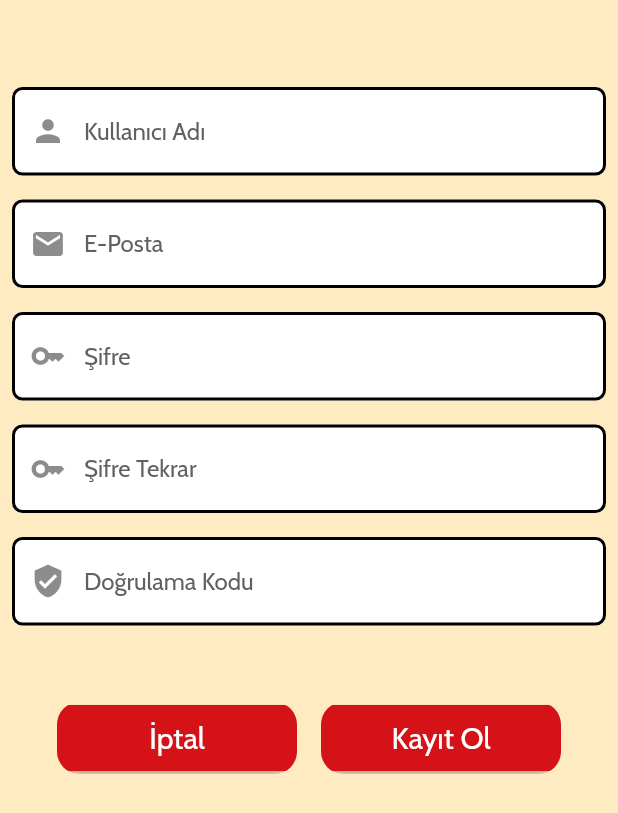
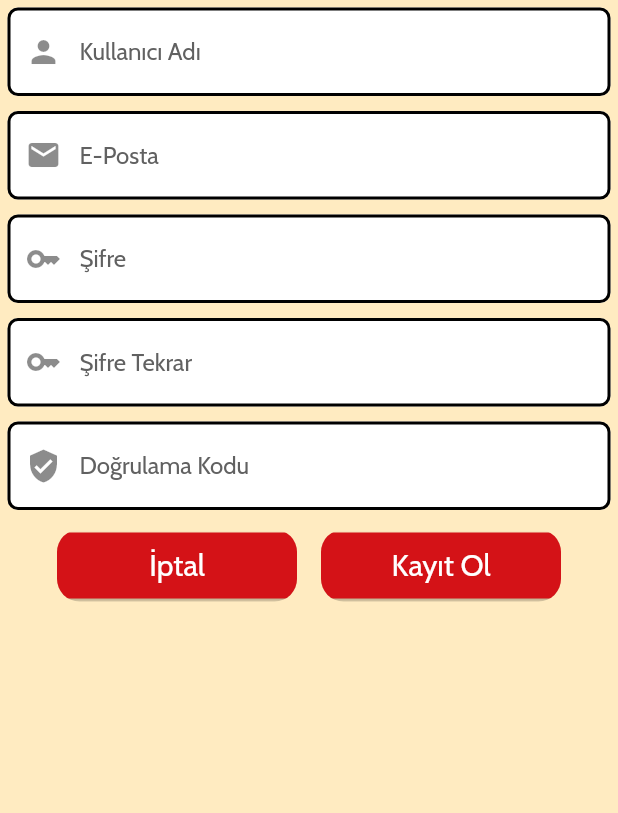
Before and after one commit to Taayuu/DepoYonetimUygulamasi, a Flutter app: the RegisterPage screen opened directly, on a phone screen of 412 x 824 dp. Shown: the top 813 px of the screen. Run offline on Flutter 3.47's test engine with Material 2 defaults, Android fonts, the phone set to English and light mode, and no system bars; our stand-ins replace cloud_firestore, firebase_auth, firebase_core, flutter_slidable, flutter_speed_dial, fluttertoast and 4 more; missing offline and left inert: mailer, qr_code_scanner, syncfusion_flutter_xlsio; accounts and stored records are empty; network calls fail.

Commit message:
Register page düzeltildi.

```diff
--- a/lib/register_page.dart
+++ b/lib/register_page.dart
@@ -27,11 +27,8 @@ class _RegisterPageState extends State<RegisterPage> {
       backgroundColor: anaRenk,
       body: Column(
         children: <Widget>[
-          const SizedBox(
-            height: 50,
-          ),
           Padding(
-            padding: const EdgeInsets.all(8.0),
+            padding: const EdgeInsets.all(5.0),
             child: TextField(
               textCapitalization: TextCapitalization.words,
               controller: k_Adi,
@@ -50,7 +47,7 @@ class _RegisterPageState extends State<RegisterPage> {
             ),
           ),
           Padding(
-            padding: const EdgeInsets.all(8.0),
+            padding: const EdgeInsets.all(5.0),
             child: TextFormField(
               onChanged: (emailMtn) {
                 emailStr = emailMtn;
@@ -70,7 +67,7 @@ class _RegisterPageState extends State<RegisterPage> {
             ),
           ),
           Padding(
-            padding: const EdgeInsets.all(8.0),
+            padding: const EdgeInsets.all(5.0),
             child: TextField(
               onChanged: (passwordMtn) {
                 passwordStr = passwordMtn;
@@ -91,7 +88,7 @@ class _RegisterPageState extends State<RegisterPage> {
             ),
           ),
           Padding(
-            padding: const EdgeInsets.all(8.0),
+            padding: const EdgeInsets.all(5.0),
             child: TextField(
               onChanged: (passwordMtn2) {
                 passwordmtn2 = passwordMtn2;
@@ -112,7 +109,7 @@ class _RegisterPageState extends State<RegisterPage> {
             ),
           ),
           Padding(
-            padding: const EdgeInsets.all(8.0),
+            padding: const EdgeInsets.all(5.0),
             child: TextFormField(
               onChanged: (verfyMtn) {
                 verfyStr = verfyMtn;
@@ -130,9 +127,6 @@ class _RegisterPageState extends State<RegisterPage> {
                   hintText: "Doğrulama Kodu",
                   hintStyle: const TextStyle(color: grey700)),
             ),
-          ),
-          const SizedBox(
-            height: 35,
           ),
           Row(
             children: [
```
